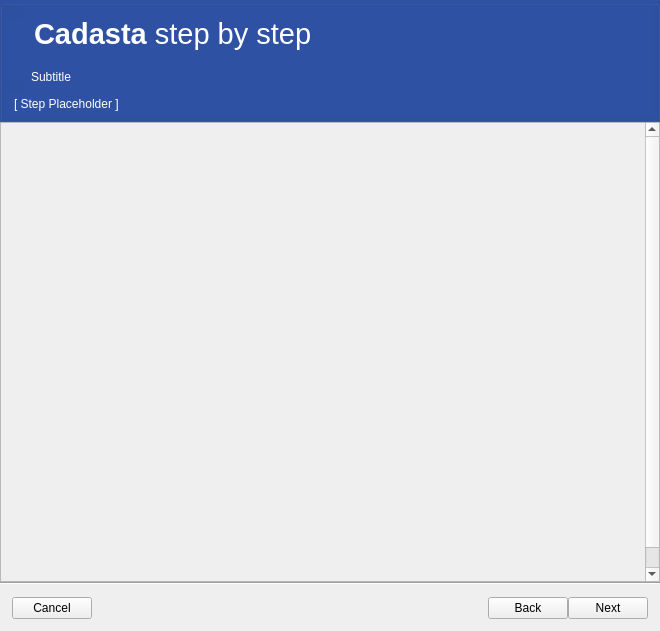
This is cadasta/gui/ui/wizard/wizard_dialog_base.ui in Cadasta/cadasta-qgis-plugin as Qt 5 draws it before an edit. The edited form follows.
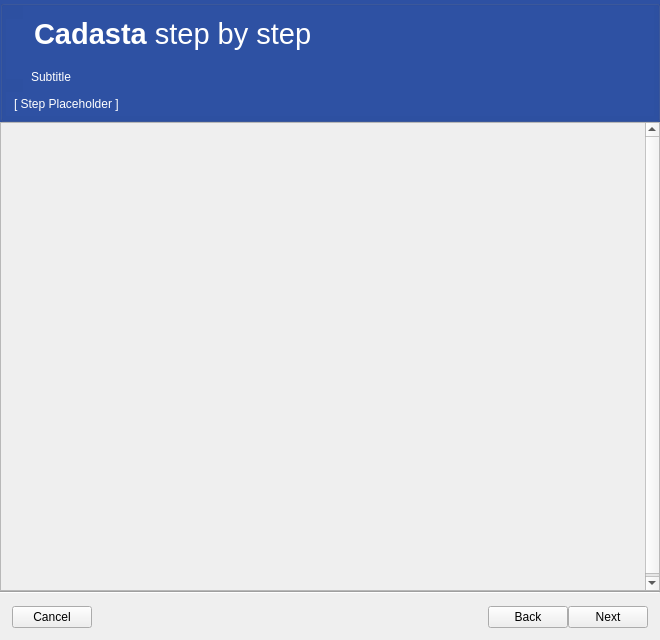
This is the edited form. Icons and pictures are not drawn.

```diff
--- a/cadasta/gui/ui/wizard/wizard_dialog_base.ui
+++ b/cadasta/gui/ui/wizard/wizard_dialog_base.ui
@@ -7,7 +7,7 @@
     <x>0</x>
     <y>0</y>
     <width>660</width>
-    <height>631</height>
+    <height>640</height>
    </rect>
   </property>
   <property name="sizePolicy">
@@ -245,8 +245,8 @@
        <rect>
         <x>0</x>
         <y>0</y>
-        <width>643</width>
-        <height>480</height>
+        <width>658</width>
+        <height>470</height>
        </rect>
       </property>
       <property name="sizePolicy">
@@ -258,7 +258,7 @@
       <property name="minimumSize">
        <size>
         <width>0</width>
-        <height>480</height>
+        <height>470</height>
        </size>
       </property>
       <property name="maximumSize">
```
